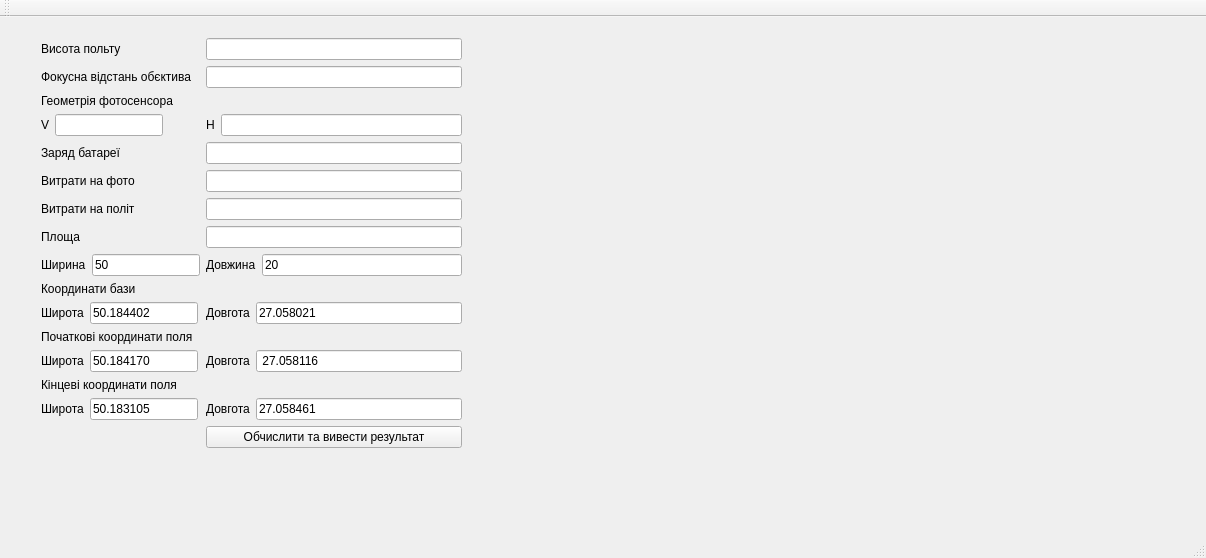
Ap3lsin4k/old-Drone-1, file mainwindow.ui: the form before one commit.
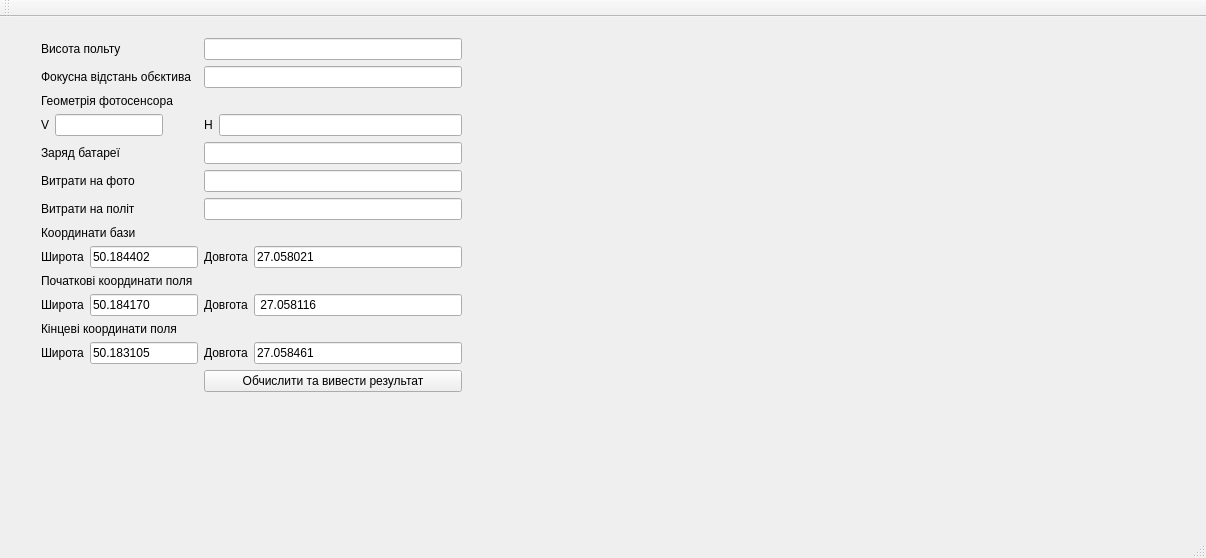
The form after the commit.

Patch:
```diff
--- a/mainwindow.ui
+++ b/mainwindow.ui
@@ -51,6 +51,34 @@
        </property>
       </widget>
      </item>
+     <item row="3" column="0">
+      <layout class="QHBoxLayout" name="horizontalLayout_3">
+       <item>
+        <widget class="QLabel" name="label_18">
+         <property name="text">
+          <string>V</string>
+         </property>
+        </widget>
+       </item>
+       <item>
+        <widget class="QLineEdit" name="GeometrySensor"/>
+       </item>
+      </layout>
+     </item>
+     <item row="3" column="1">
+      <layout class="QHBoxLayout" name="horizontalLayout_4">
+       <item>
+        <widget class="QLabel" name="label_16">
+         <property name="text">
+          <string>H</string>
+         </property>
+        </widget>
+       </item>
+       <item>
+        <widget class="QLineEdit" name="GeometrySensorH"/>
+       </item>
+      </layout>
+     </item>
      <item row="4" column="0">
       <widget class="QLabel" name="label_3">
        <property name="text">
@@ -82,66 +110,56 @@
       <widget class="QLineEdit" name="vutr"/>
      </item>
      <item row="7" column="0">
-      <widget class="QLabel" name="label_7">
+      <widget class="QLabel" name="label_20">
        <property name="text">
-        <string>Площа</string>
+        <string>Координати бази</string>
        </property>
       </widget>
      </item>
-     <item row="7" column="1">
-      <widget class="QLineEdit" name="lineEdit"/>
-     </item>
      <item row="8" column="0">
-      <layout class="QHBoxLayout" name="horizontalLayout_8">
+      <layout class="QHBoxLayout" name="horizontalLayout_12">
        <item>
-        <widget class="QLabel" name="label_12">
+        <widget class="QLabel" name="label_22">
          <property name="text">
-          <string>Ширина</string>
+          <string>Широта</string>
          </property>
         </widget>
        </item>
        <item>
-        <widget class="QLineEdit" name="Width">
+        <widget class="QLineEdit" name="pointYBase">
          <property name="text">
-          <string>50</string>
+          <string>50.184402</string>
          </property>
         </widget>
        </item>
       </layout>
      </item>
      <item row="8" column="1">
-      <layout class="QHBoxLayout" name="horizontalLayout_7">
+      <layout class="QHBoxLayout" name="horizontalLayout_11">
        <item>
-        <widget class="QLabel" name="label_11">
+        <widget class="QLabel" name="label_17">
          <property name="text">
-          <string>Довжина</string>
+          <string>Довгота</string>
          </property>
         </widget>
        </item>
        <item>
-        <widget class="QLineEdit" name="Length">
+        <widget class="QLineEdit" name="pointXBase">
          <property name="text">
-          <string>20</string>
+          <string>27.058021</string>
          </property>
         </widget>
        </item>
       </layout>
      </item>
      <item row="9" column="0">
-      <widget class="QLabel" name="label_20">
-       <property name="text">
-        <string>Координати бази</string>
-       </property>
-      </widget>
-     </item>
-     <item row="11" column="0">
       <widget class="QLabel" name="label_10">
        <property name="text">
         <string>Початкові координати поля</string>
        </property>
       </widget>
      </item>
-     <item row="12" column="0">
+     <item row="10" column="0">
       <layout class="QHBoxLayout" name="horizontalLayout_2">
        <item>
         <widget class="QLabel" name="label_9">
@@ -159,7 +177,7 @@
        </item>
       </layout>
      </item>
-     <item row="12" column="1">
+     <item row="10" column="1">
       <layout class="QHBoxLayout" name="horizontalLayout">
        <item>
         <widget class="QLabel" name="label_8">
@@ -177,14 +195,14 @@
        </item>
       </layout>
      </item>
-     <item row="13" column="0">
+     <item row="11" column="0">
       <widget class="QLabel" name="label_15">
        <property name="text">
         <string>Кінцеві координати поля</string>
        </property>
       </widget>
      </item>
-     <item row="14" column="0">
+     <item row="12" column="0">
       <layout class="QHBoxLayout" name="horizontalLayout_5">
        <item>
         <widget class="QLabel" name="label_13">
@@ -202,7 +220,7 @@
        </item>
       </layout>
      </item>
-     <item row="14" column="1">
+     <item row="12" column="1">
       <layout class="QHBoxLayout" name="horizontalLayout_6">
        <item>
         <widget class="QLabel" name="label_14">
@@ -220,77 +238,13 @@
        </item>
       </layout>
      </item>
-     <item row="15" column="1">
+     <item row="13" column="1">
       <widget class="QPushButton" name="pushButton">
        <property name="text">
         <string>Обчислити та вивести результат</string>
        </property>
       </widget>
      </item>
-     <item row="10" column="0">
-      <layout class="QHBoxLayout" name="horizontalLayout_12">
-       <item>
-        <widget class="QLabel" name="label_22">
-         <property name="text">
-          <string>Широта</string>
-         </property>
-        </widget>
-       </item>
-       <item>
-        <widget class="QLineEdit" name="pointYBase">
-         <property name="text">
-          <string>50.184402</string>
-         </property>
-        </widget>
-       </item>
-      </layout>
-     </item>
-     <item row="10" column="1">
-      <layout class="QHBoxLayout" name="horizontalLayout_11">
-       <item>
-        <widget class="QLabel" name="label_17">
-         <property name="text">
-          <string>Довгота</string>
-         </property>
-        </widget>
-       </item>
-       <item>
-        <widget class="QLineEdit" name="pointXBase">
-         <property name="text">
-          <string>27.058021</string>
-         </property>
-        </widget>
-       </item>
-      </layout>
-     </item>
-     <item row="3" column="0">
-      <layout class="QHBoxLayout" name="horizontalLayout_3">
-       <item>
-        <widget class="QLabel" name="label_18">
-         <property name="text">
-          <string>V</string>
-         </property>
-        </widget>
-       </item>
-       <item>
-        <widget class="QLineEdit" name="GeometrySensor"/>
-       </item>
-      </layout>
-     </item>
-     <item row="3" column="1">
-      <layout class="QHBoxLayout" name="horizontalLayout_4">
-       <item>
-        <widget class="QLabel" name="label_16">
-         <property name="text">
-          <string>H</string>
-         </property>
-        </widget>
-       </item>
-       <item>
-        <widget class="QLineEdit" name="GeometrySensorH"/>
-       </item>
-      </layout>
-     </item>
     </layout>
    </widget>
   </widget>
@@ -300,7 +254,7 @@
      <x>0</x>
      <y>0</y>
      <width>1206</width>
-     <height>22</height>
+     <height>20</height>
     </rect>
    </property>
   </widget>
```
